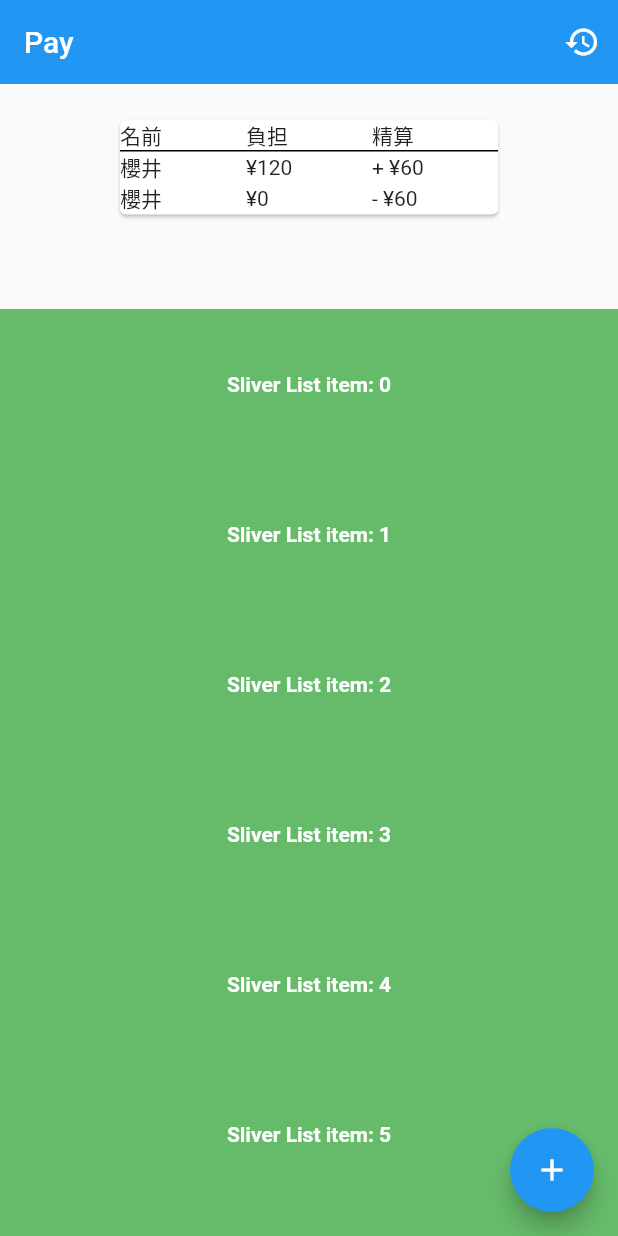
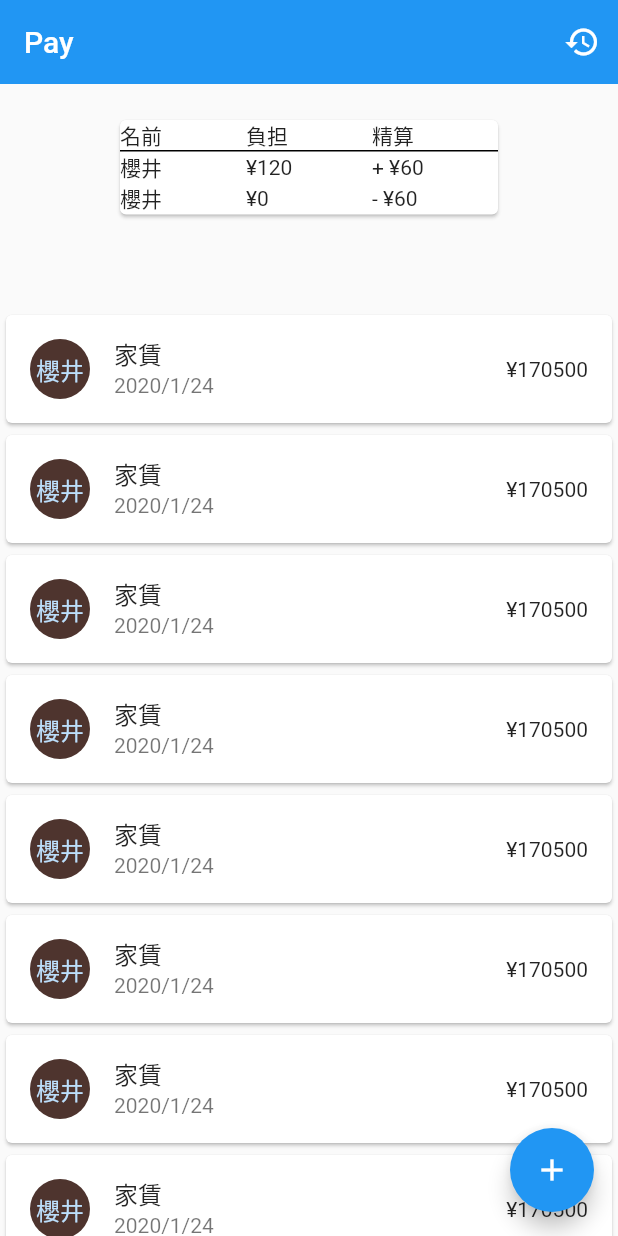
Before and after one commit to shibadog39/refactor-room-sharing-flutter, a Flutter app: the screen it shows after launch, on a phone screen of 412 x 824 dp. Run offline on Flutter 3.47's test engine with Material 2 defaults, Android fonts, the phone set to English and light mode, and no system bars.

Commit message:
ListTileとCircleAvatarを用いて、精算対象項目のカードを作成 https://api.flutter.dev/flutter/material/CircleAvatar-class.html

```diff
--- a/lib/main.dart
+++ b/lib/main.dart
@@ -55,20 +55,31 @@ class MyApp extends StatelessWidget {
       ),
     ));
 
-    Widget listItem(Color color, String title) => Container(
-      height: 100.0,
-      color: color,
-      child: Center(
-        child: Text(
-          "$title",
-          textAlign: TextAlign.center,
-          style: TextStyle(
-              color: Colors.white,
-              fontSize: 14.0,
-              fontWeight: FontWeight.bold),
-        ),
-      ),
-    );
+//    Widget listItem(Color color, String title) => Container(
+//          height: 50.0,
+//          child: Center(
+//              child: Column(
+//            children: [
+//              Row(
+//                children: [
+//
+//                ],
+//              )
+//            ],
+//          )),
+//        );
+
+    Widget listItem(Color color, String title) => Card(
+          child: ListTile(
+            leading: CircleAvatar(
+              backgroundColor: Colors.brown.shade800,
+              child: Text('櫻井'),
+            ),
+            title: Text('家賃'),
+            subtitle: Text('2020/1/24'),
+            trailing: Text('¥170500'),
+          ),
+        );
 
     return MaterialApp(
       title: 'Flutter Demo',
@@ -80,12 +91,10 @@ class MyApp extends StatelessWidget {
           _MyAppBar(),
           SliverToBoxAdapter(child: resultTable),
           SliverList(
-              delegate: SliverChildBuilderDelegate(
-                  (context, index) {
-                    return listItem(Colors.green[400], "Sliver List item: $index");
-                  },
-                  childCount: 20),
-              ),
+            delegate: SliverChildBuilderDelegate((context, index) {
+              return listItem(Colors.green[400], "Sliver List item: $index");
+            }, childCount: 20),
+          ),
         ]),
         floatingActionButton: FloatingActionButton(
           tooltip: 'Increment',
```
